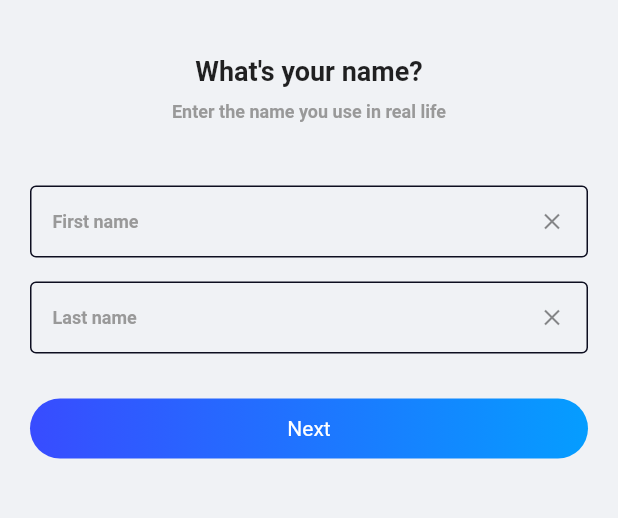
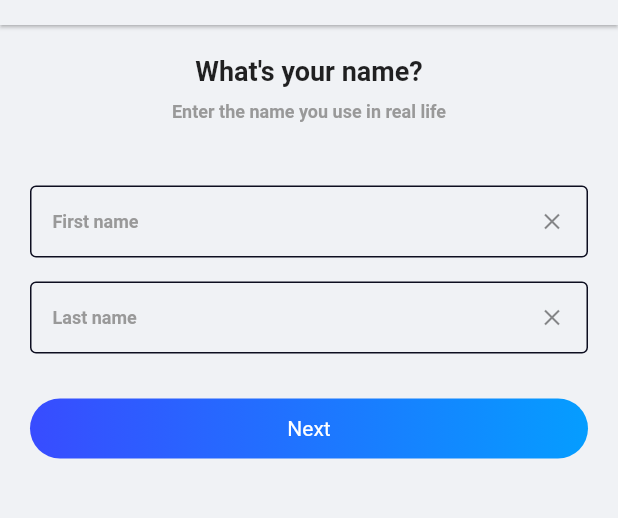
Before and after one commit to mugri-ndeh/facebook_clone, a Flutter app: the NameEntry screen opened directly, on a phone screen of 412 x 824 dp, the part 59-577 px from its top. Run offline on Flutter 3.47's test engine with Material 2 defaults, Android fonts, the phone set to English and light mode, and no system bars; our stand-ins replace cached_network_image, flutter_svg, material_design_icons_flutter; network calls fail.

Commit message:
added general appbar

```diff
--- a/lib/screens/auth/widgets.dart
+++ b/lib/screens/auth/widgets.dart
@@ -36,16 +36,16 @@ class CustomButton extends StatelessWidget {
   }
 }
 
-AppBar getAppbar(BuildContext context) {
+AppBar getAppbar(BuildContext context, {String? title}) {
   return AppBar(
-    title: const Text(
-      'Create account',
-      style: TextStyle(
+    title: Text(
+      title ?? 'Create account',
+      style: const TextStyle(
         color: Colors.black,
       ),
     ),
-    backgroundColor: Colors.transparent,
-    elevation: 0,
+    backgroundColor: Palette.scaffold,
+    elevation: 1,
     leading: IconButton(
       onPressed: () => Navigator.of(context).pop(),
       icon: const Icon(Icons.arrow_back_ios, color: Colors.black),
```
